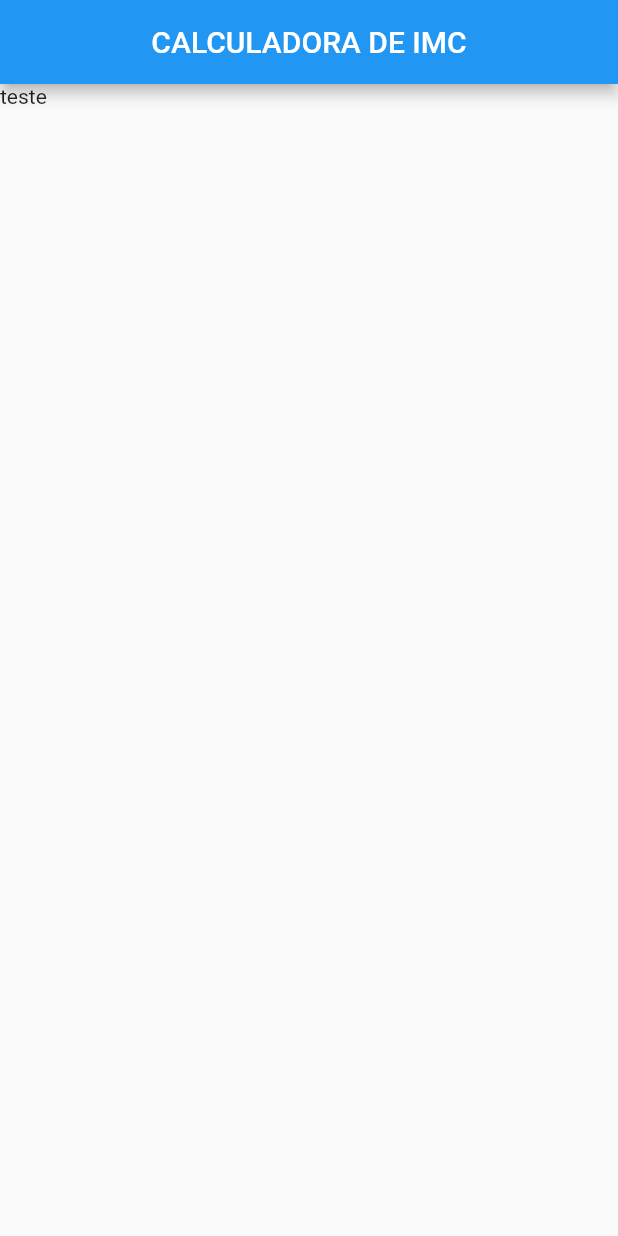
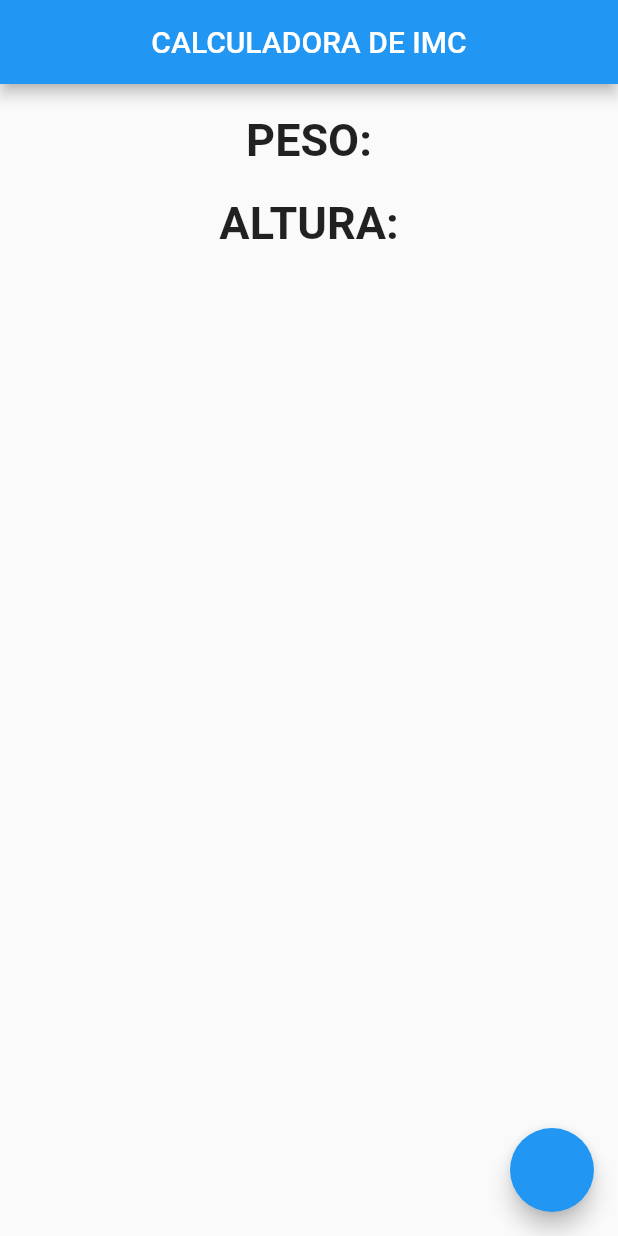
Before and after one commit to abnipc/Flutter_Calculadora_IMC, a Flutter app: the screen it shows after launch, on a phone screen of 412 x 824 dp. Run offline on Flutter 3.47's test engine with Material 2 defaults, Android fonts, the phone set to English and light mode, and no system bars.

Commit message:
adicionado botao e readequado estilo

```diff
--- a/calculadora_imc/lib/homepage.dart
+++ b/calculadora_imc/lib/homepage.dart
@@ -12,10 +12,33 @@ class _HomePageState extends State<HomePage> {
   Widget build(BuildContext context) {
     return Scaffold(
       appBar: AppBar(
-        title: Text("CALCULADORA DE IMC"),
+        title: Text(
+          "CALCULADORA DE IMC",
+          style: TextStyle(fontSize: 20),
+        ),
         centerTitle: true,
       ),
-      body: Text("teste"),
+      body: Center(
+        child: Column(
+          children: [
+            SizedBox(
+              height: 20,
+            ),
+            Text("PESO:",
+                style: TextStyle(fontSize: 30, fontWeight: FontWeight.bold)),
+            SizedBox(
+              height: 20,
+            ),
+            Text("ALTURA:",
+                style: TextStyle(fontSize: 30, fontWeight: FontWeight.bold)),
+          ],
+        ),
+      ),
+      floatingActionButton: FloatingActionButton(
+        onPressed: () {
+          print("apertou");
+        },
+      ),
     );
   }
 }
```
